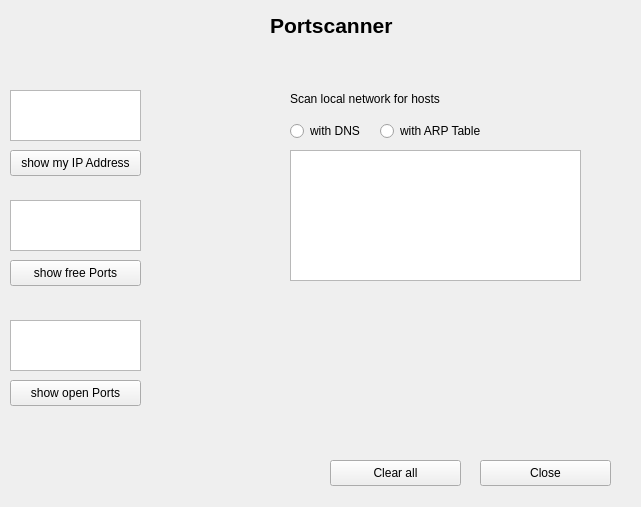
Old version of the form portscanner_gui.ui in the repository Martin2p/2025_Portscanner_Python.
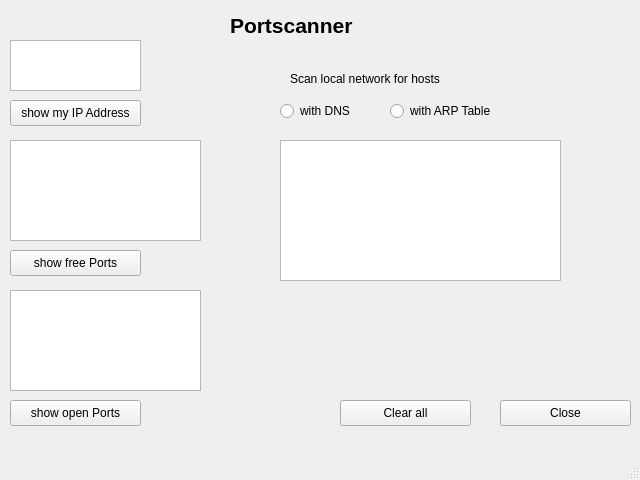
New version of the form.

Commit message: Updated scanning for free Ports function

The edit to the form file:
```diff
--- a/portscanner_gui.ui
+++ b/portscanner_gui.ui
@@ -1,22 +1,102 @@
 <?xml version="1.0" encoding="UTF-8"?>
 <ui version="4.0">
- <class>Form</class>
- <widget class="QWidget" name="Form">
+ <class>MainWindow</class>
+ <widget class="QMainWindow" name="MainWindow">
   <property name="geometry">
    <rect>
     <x>0</x>
     <y>0</y>
-    <width>641</width>
-    <height>507</height>
+    <width>640</width>
+    <height>480</height>
    </rect>
   </property>
   <property name="windowTitle">
    <string>Form</string>
   </property>
+  <widget class="QWidget" name="centralwidget">
+   <widget class="QTextEdit" name="localHostsText">
+    <property name="geometry">
+     <rect>
+      <x>280</x>
+      <y>140</y>
+      <width>281</width>
+      <height>141</height>
+     </rect>
+    </property>
+   </widget>
+   <widget class="QTextEdit" name="openPortsText">
+    <property name="geometry">
+     <rect>
+      <x>10</x>
+      <y>290</y>
+      <width>191</width>
+      <height>101</height>
+     </rect>
+    </property>
+   </widget>
+   <widget class="QTextEdit" name="ipAddressText">
+    <property name="geometry">
+     <rect>
+      <x>10</x>
+      <y>40</y>
+      <width>131</width>
+      <height>51</height>
+     </rect>
+    </property>
+   </widget>
+   <widget class="QTextEdit" name="freePortsText">
+    <property name="geometry">
+     <rect>
+      <x>10</x>
+      <y>140</y>
+      <width>191</width>
+      <height>101</height>
+     </rect>
+    </property>
+   </widget>
+   <widget class="QPushButton" name="myIPBtn">
+    <property name="geometry">
+     <rect>
+      <x>10</x>
+      <y>100</y>
+      <width>131</width>
+      <height>26</height>
+     </rect>
+    </property>
+    <property name="text">
+     <string>show my IP Address</string>
+    </property>
+   </widget>
+   <widget class="QPushButton" name="freeBtn">
+    <property name="geometry">
+     <rect>
+      <x>10</x>
+      <y>250</y>
+      <width>131</width>
+      <height>26</height>
+     </rect>
+    </property>
+    <property name="text">
+     <string>show free Ports</string>
+    </property>
+   </widget>
+   <widget class="QPushButton" name="openPortsBtn">
+    <property name="geometry">
+     <rect>
+      <x>10</x>
+      <y>400</y>
+      <width>131</width>
+      <height>26</height>
+     </rect>
+    </property>
+    <property name="text">
+     <string>show open Ports</string>
+    </property>
+   </widget>
   <widget class="QLabel" name="label">
    <property name="geometry">
     <rect>
-     <x>270</x>
+      <x>230</x>
      <y>10</y>
      <width>161</width>
      <height>31</height>
@@ -32,80 +112,24 @@
     <string>Portscanner</string>
    </property>
   </widget>
-  <widget class="QPushButton" name="myIPBtn">
+   <widget class="QLabel" name="label_2">
    <property name="geometry">
     <rect>
-     <x>10</x>
-     <y>150</y>
-     <width>131</width>
-     <height>26</height>
+      <x>290</x>
+      <y>70</y>
+      <width>201</width>
+      <height>18</height>
     </rect>
    </property>
    <property name="text">
-    <string>show my IP Address</string>
-   </property>
-  </widget>
-  <widget class="QTextEdit" name="textEdit">
-   <property name="geometry">
-    <rect>
-     <x>10</x>
-     <y>90</y>
-     <width>131</width>
-     <height>51</height>
-    </rect>
-   </property>
-  </widget>
-  <widget class="QTextEdit" name="textEdit_2">
-   <property name="geometry">
-    <rect>
-     <x>10</x>
-     <y>200</y>
-     <width>131</width>
-     <height>51</height>
-    </rect>
-   </property>
-  </widget>
-  <widget class="QTextEdit" name="textEdit_3">
-   <property name="geometry">
-    <rect>
-     <x>10</x>
-     <y>320</y>
-     <width>131</width>
-     <height>51</height>
-    </rect>
-   </property>
-  </widget>
-  <widget class="QPushButton" name="freeBtn">
-   <property name="geometry">
-    <rect>
-     <x>10</x>
-     <y>260</y>
-     <width>131</width>
-     <height>26</height>
-    </rect>
-   </property>
-   <property name="text">
-    <string>show free Ports</string>
-   </property>
-  </widget>
-  <widget class="QPushButton" name="openPortsBtn">
-   <property name="geometry">
-    <rect>
-     <x>10</x>
-     <y>380</y>
-     <width>131</width>
-     <height>26</height>
-    </rect>
-   </property>
-   <property name="text">
-    <string>show open Ports</string>
+     <string>Scan local network for hosts</string>
    </property>
   </widget>
   <widget class="QRadioButton" name="radioButton">
    <property name="geometry">
     <rect>
-     <x>290</x>
-     <y>120</y>
+      <x>280</x>
+      <y>100</y>
      <width>95</width>
      <height>22</height>
     </rect>
@@ -117,8 +141,8 @@
   <widget class="QRadioButton" name="radioButton_2">
    <property name="geometry">
     <rect>
-     <x>380</x>
-     <y>120</y>
+      <x>390</x>
+      <y>100</y>
      <width>161</width>
      <height>22</height>
     </rect>
@@ -127,47 +151,11 @@
     <string>with ARP Table</string>
    </property>
   </widget>
-  <widget class="QLabel" name="label_2">
-   <property name="geometry">
-    <rect>
-     <x>290</x>
-     <y>90</y>
-     <width>201</width>
-     <height>18</height>
-    </rect>
-   </property>
-   <property name="text">
-    <string>Scan local network for hosts</string>
-   </property>
-  </widget>
-  <widget class="QTextEdit" name="textEdit_4">
-   <property name="geometry">
-    <rect>
-     <x>290</x>
-     <y>150</y>
-     <width>291</width>
-     <height>131</height>
-    </rect>
-   </property>
-  </widget>
-  <widget class="QPushButton" name="closeBtn">
-   <property name="geometry">
-    <rect>
-     <x>480</x>
-     <y>460</y>
-     <width>131</width>
-     <height>26</height>
-    </rect>
-   </property>
-   <property name="text">
-    <string>Close</string>
-   </property>
-  </widget>
   <widget class="QPushButton" name="clearBtn">
    <property name="geometry">
     <rect>
-     <x>330</x>
-     <y>460</y>
+      <x>340</x>
+      <y>400</y>
      <width>131</width>
      <height>26</height>
     </rect>
@@ -176,6 +164,31 @@
     <string>Clear all</string>
    </property>
   </widget>
+   <widget class="QPushButton" name="closeBtn">
+    <property name="geometry">
+     <rect>
+      <x>500</x>
+      <y>400</y>
+      <width>131</width>
+      <height>26</height>
+     </rect>
+    </property>
+    <property name="text">
+     <string>Close</string>
+    </property>
+   </widget>
+  </widget>
+  <widget class="QMenuBar" name="menubar">
+   <property name="geometry">
+    <rect>
+     <x>0</x>
+     <y>0</y>
+     <width>640</width>
+     <height>24</height>
+    </rect>
+   </property>
+  </widget>
+  <widget class="QStatusBar" name="statusbar"/>
  </widget>
  <resources/>
  <connections/>
```
Left out of the diff: 2 changed lines with no effect on the pictures. Lines whose indentation alone changed are shown as unchanged. The commit also changes 18 other files.
